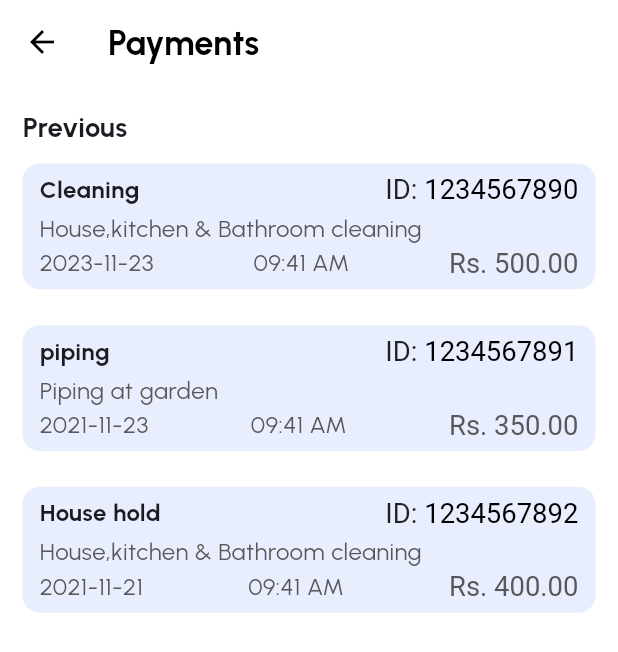
After one commit to Sundhar22/UserApp, a Flutter app: the PaymentHistory screen opened directly, on a phone screen of 412 x 824 dp. The commit adds this screen. Shown: the top 652 px of the screen. Run offline on Flutter 3.47's test engine with Material 3 defaults, Android fonts, the phone set to English and light mode, and no system bars; our stand-ins replace carousel_slider, cloud_firestore, dots_indicator, firebase_auth, firebase_core, flutter_bloc and 4 more; accounts and stored records are empty.

Commit message:
profile components - notification, payment upadated

```diff
--- a/lib/features/auth/bloc/register_bloc.dart
+++ b/lib/features/auth/bloc/register_bloc.dart
@@ -1,6 +1,5 @@
-import 'package:bloc/bloc.dart';
-import 'package:meta/meta.dart';
-
+import 'package:flutter/material.dart';
+import 'package:flutter_bloc/flutter_bloc.dart';
 part 'register_event.dart';
 part 'register_state.dart';
 
--- a/lib/features/auth/widgets/counter/counter.dart
+++ b/lib/features/auth/widgets/counter/counter.dart
@@ -1,7 +1,7 @@
-import 'dart:async';
+// import 'dart:async';
 import 'package:flutter/material.dart';
 import 'package:flutter_screenutil/flutter_screenutil.dart';
-import 'package:user_app/constant/colors/app_color.dart';
+// import 'package:user_app/constant/colors/app_color.dart';
 
 class SecondsCounter extends StatelessWidget {
   const SecondsCounter({super.key});
@@ -19,7 +19,7 @@ class SecondsCounter extends StatelessWidget {
       ),
       child: Container(
         alignment: Alignment.bottomRight,
-        child: Column(
+        child: const Column(
           mainAxisAlignment: MainAxisAlignment.center,
           children: <Widget>[
             // Text(
--- a/lib/features/booking/ui/widgets/booking_card_widget.dart
+++ b/lib/features/booking/ui/widgets/booking_card_widget.dart
@@ -215,7 +215,7 @@ class _BookingCardState extends State<BookingCard> {
       crossAxisAlignment: CrossAxisAlignment.center,
       children: [
         // Date Container
-        Container(
+        SizedBox(
           child: Column(
             crossAxisAlignment: CrossAxisAlignment.start,
             children: [
--- a/lib/features/onboarding/bloc/onboarding_bloc.dart
+++ b/lib/features/onboarding/bloc/onboarding_bloc.dart
@@ -1,4 +1,6 @@
-import 'package:bloc/bloc.dart';
+
+
+import 'package:flutter_bloc/flutter_bloc.dart';
 
 part 'onboarding_event.dart';
 part 'onboarding_state.dart';
--- /dev/null
+++ b/lib/features/profile/components/models/paymenthistory_model.dart
@@ -0,0 +1,28 @@
+class PaymentHistoryContent {
+  final String title;
+  final String content;
+  final String date;
+  final String time;
+  final String id;
+  final String rate;
+
+  PaymentHistoryContent({
+    required this.title,
+    required this.content,
+    required this.date,
+    required this.time,
+    required this.id,
+    required this.rate,
+  });
+
+  factory PaymentHistoryContent.fromMap(Map<String, dynamic> map) {
+    return PaymentHistoryContent(
+      title: map['title'] as String,
+      content: map['body'] as String,
+      date: map['date'] as String,
+      time: map['time'] as String,
+      id: map['id'] as String,
+      rate: map['rate'] as String,
+    );
+  }
+}
--- /dev/null
+++ b/lib/features/profile/components/payment_ui.dart
@@ -0,0 +1,107 @@
+import 'package:flutter/material.dart';
+import 'package:flutter_screenutil/flutter_screenutil.dart';
+import 'package:user_app/features/profile/components/models/paymenthistory_model.dart';
+import 'package:user_app/features/profile/profile_widgets/custom_appbar.dart';
+import 'package:user_app/features/profile/profile_widgets/paymenthistory_widget.dart';
+
+class PaymentHistory extends StatefulWidget {
+  PaymentHistory({super.key});
+  final List<PaymentHistoryContent> demoPayment = [
+    PaymentHistoryContent(
+      id: "1234567890",
+      title: "Cleaning",
+      content: "House,kitchen & Bathroom cleaning",
+      date: '2023-11-23',
+      time: '09:41 AM',
+      rate: "500.00",
+    ),
+    PaymentHistoryContent(
+      title: "piping",
+      content: "Piping at garden",
+      date: '2021-11-23',
+      time: '09:41 AM',
+      id: "1234567891",
+      rate: "350.00",
+    ),
+    PaymentHistoryContent(
+      title: "House hold",
+      content: "House,kitchen & Bathroom cleaning",
+      date: '2021-11-21',
+      time: '09:41 AM',
+      id: "1234567892",
+      rate: "400.00",
+    ),
+  ];
+
+  @override
+  State<PaymentHistory> createState() => _PaymentHistoryState();
+}
+
+class _PaymentHistoryState extends State<PaymentHistory> {
+  @override
+  Widget build(BuildContext context) {
+    return Scaffold(
+      appBar: customAppBar("Payments"),
+      body: Padding(
+        padding: const EdgeInsets.all(15.0),
+        child: Column(
+          children: [
+            paymentHistoryList(
+              widget.demoPayment,
+            ),
+          ],
+        ),
+      ),
+    );
+  }
+
+  Column paymentHistoryList(List<PaymentHistoryContent> paymentContent) {
+    List<PaymentHistoryContent> todayPayment = paymentContent
+        .where((element) =>
+            element.date ==
+            "${DateTime.now().year}-${DateTime.now().month}-${DateTime.now().day}")
+        .toList();
+
+    List<PaymentHistoryContent> previousPayment = paymentContent
+        .where((element) =>
+            element.date !=
+            "${DateTime.now().year}-${DateTime.now().month}-${DateTime.now().day}")
+        .toList();
+    return Column(
+      crossAxisAlignment: CrossAxisAlignment.start,
+      children: [
+        if (todayPayment.isNotEmpty)
+          SizedBox(
+            child: Text(
+              "Today",
+              style: TextStyle(fontSize: 16.sp, fontWeight: FontWeight.w700),
+            ),
+          ),
+        for (var i = 0; i < todayPayment.length; i++)
+          paymnetHistoryWidget(
+            todayPayment[i].title,
+            todayPayment[i].content,
+            todayPayment[i].date,
+            todayPayment[i].time,
+            todayPayment[i].id,
+            todayPayment[i].rate,
+          ),
+        SizedBox(
+          child: Text(
+            "Previous",
+            style: TextStyle(fontSize: 16.sp, fontWeight: FontWeight.w700),
+          ),
+        ),
+        for (var i = 0; i < previousPayment.length; i++)
+          paymnetHistoryWidget(
+            previousPayment[i].title,
+            previousPayment[i].content,
+            previousPayment[i].date,
+            previousPayment[i].time,
+            previousPayment[i].id,
+            previousPayment[i].rate,
+          ),
+      ],
+    );
+  }
+}
--- /dev/null
+++ b/lib/features/profile/profile_widgets/paymenthistory_widget.dart
@@ -0,0 +1,116 @@
+import 'package:flutter/material.dart';
+import 'package:flutter_screenutil/flutter_screenutil.dart';
+import 'package:user_app/constant/colors/app_color.dart';
+
+Container paymnetHistoryWidget(String title, String content, String date,
+    String time, String id, String rate) {
+  return Container(
+    margin: EdgeInsets.symmetric(vertical: 10.h),
+    child: Column(
+      children: [
+        Container(
+          padding: EdgeInsets.symmetric(horizontal: 10.w, vertical: 5.h),
+          decoration: BoxDecoration(
+            color: AppColor.primaryColor.withOpacity(0.1),
+            borderRadius: BorderRadius.circular(10.r),
+          ),
+          child: Column(
+            crossAxisAlignment: CrossAxisAlignment.start,
+            children: [
+              Row(
+                mainAxisAlignment: MainAxisAlignment.spaceBetween,
+                children: [
+                  Text(
+                    title,
+                    style:
+                        TextStyle(fontSize: 14.sp, fontWeight: FontWeight.w700),
+                  ),
+                  RichText(
+                    text: TextSpan(
+                      children: [
+                        TextSpan(
+                          text: 'ID: ',
+                          style: TextStyle(
+                            color: Colors.black87,
+                            fontSize: 16.sp,
+                            fontWeight: FontWeight.normal,
+                          ),
+                        ),
+                        TextSpan(
+                          text: id,
+                          style: TextStyle(
+                            color: Colors.black,
+                            fontSize: 16.sp,
+                            fontWeight: FontWeight.normal,
+                          ),
+                        ),
+                      ],
+                    ),
+                  ),
+                ],
+              ),
+              SizedBox(height: 2.5.h),
+              Text(
+                content,
+                maxLines: 2,
+                overflow: TextOverflow.ellipsis,
+                style: TextStyle(
+                  fontSize: 14.sp,
+                  fontWeight: FontWeight.w400,
+                  color: AppColor.textSecondaryColor,
+                ),
+              ),
+              Row(
+                mainAxisAlignment: MainAxisAlignment.spaceBetween,
+                children: [
+                  Text(
+                    date,
+                    maxLines: 2,
+                    overflow: TextOverflow.ellipsis,
+                    style: TextStyle(
+                      fontSize: 14.sp,
+                      fontWeight: FontWeight.w400,
+                      color: AppColor.textSecondaryColor,
+                    ),
+                  ),
+                  Text(
+                    time,
+                    maxLines: 2,
+                    overflow: TextOverflow.ellipsis,
+                    style: TextStyle(
+                      fontSize: 14.sp,
+                      fontWeight: FontWeight.w400,
+                      color: AppColor.textSecondaryColor,
+                    ),
+                  ),
+                  RichText(
+                    text: TextSpan(
+                      children: [
+                        TextSpan(
+                          text: 'Rs. ',
+                          style: TextStyle(
+                            color: AppColor.textSecondaryColor,
+                            fontSize: 16.sp,
+                            fontWeight: FontWeight.normal,
+                          ),
+                        ),
+                        TextSpan(
+                          text: rate,
+                          style: TextStyle(
+                            color: AppColor.textSecondaryColor,
+                            fontSize: 16.sp,
+                            fontWeight: FontWeight.normal,
+                          ),
+                        ),
+                      ],
+                    ),
+                  ),
+                ],
+              ),
+            ],
+          ),
+        )
+      ],
+    ),
+  );
+}
--- a/lib/features/widgets/notification/model/notification_model.dart
+++ b/lib/features/widgets/notification/model/notification_model.dart
@@ -1,4 +1,3 @@
-// ignore_for_file: public_member_api_docs, sort_constructors_first
 class NotificationContent {
   final String title;
   final String content;
@@ -13,7 +12,8 @@ class NotificationContent {
   factory NotificationContent.fromMap(Map<String, dynamic> map) {
     return NotificationContent(
       title: map['title'] as String,
-      content: map['body'] as String, date: map['time'] as String,
+      content: map['body'] as String,
+      date: map['time'] as String,
     );
   }
 }
```
Also changed, not shown: lib/features/auth/widgets/counter/bloc/counter_bloc.dart (+3 -4 lines), lib/features/profile/components/notification_ui.dart (added, +81 -0 lines), lib/features/profile/ui/profile_ui.dart (+19 -4 lines), lib/features/widgets/notification/ui/widgets/notification_widgets.dart (+3 -4 lines).
